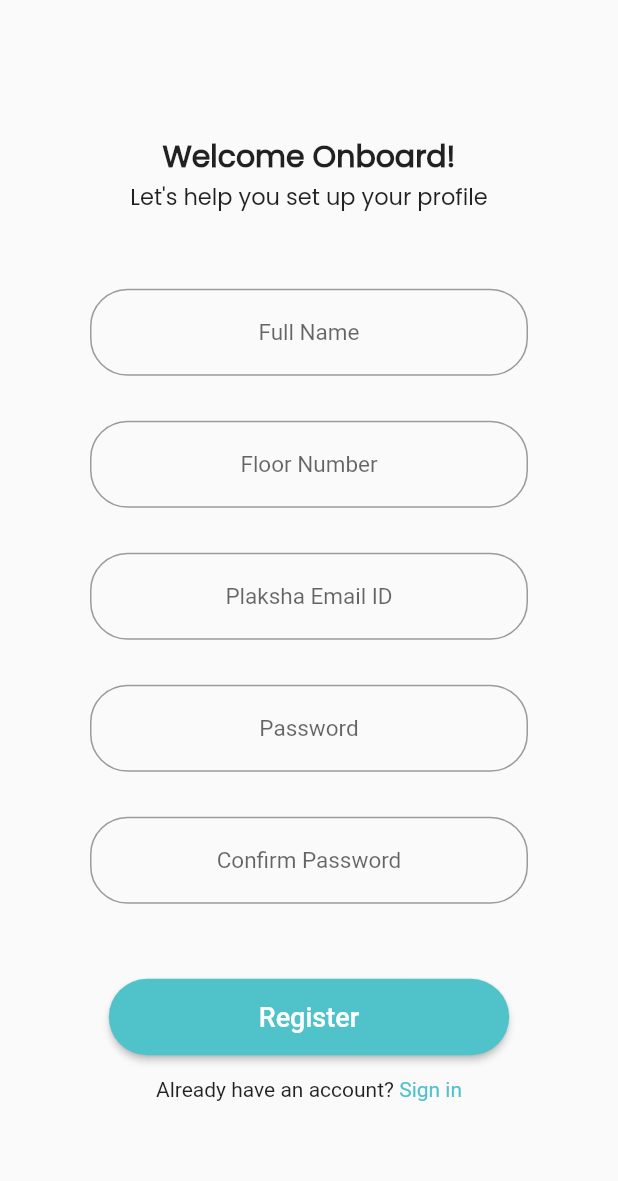
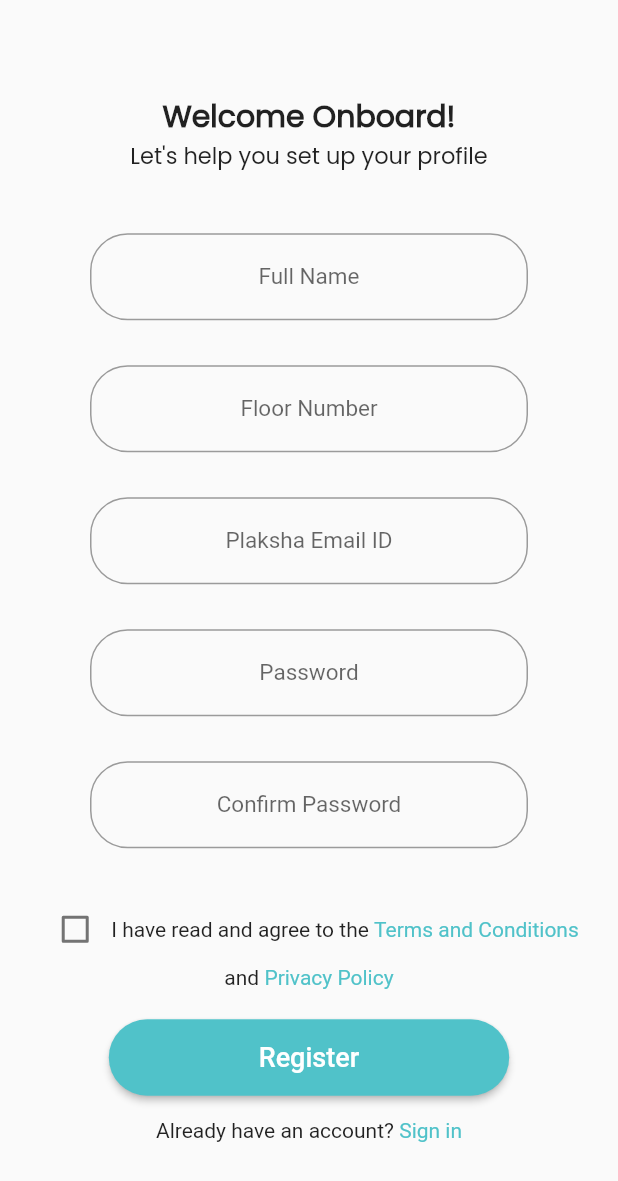
Before and after one commit to malhaar2002/h2know-flutter, a Flutter app: the Register screen opened by its route, on a phone screen of 412 x 824 dp. Shown: the top 1181 px of the screen. Run offline on Flutter 3.47's test engine with Material 2 defaults, Android fonts, the phone set to English and light mode, and no system bars; drawn by our look-alikes of modal_progress_hud_nsn; our stand-ins replace animated_splash_screen, charts_flutter, cloud_firestore, firebase_auth, firebase_core, flutter_markdown; accounts and stored records are empty.

Commit message:
Added terms and conditions and privacy policy

```diff
--- a/lib/screens/register.dart
+++ b/lib/screens/register.dart
@@ -1,6 +1,7 @@
 import 'package:firebase_auth/firebase_auth.dart';
 import 'package:flutter/foundation.dart';
 import 'package:flutter/material.dart';
+import 'package:h2know_flutter/dialogs/policy_dialog.dart';
 import 'package:h2know_flutter/screens/splash_screen.dart';
 import 'package:h2know_flutter/widgets/form_field.dart';
 import 'package:h2know_flutter/screens/login.dart';
@@ -9,7 +10,7 @@ import 'package:cloud_firestore/cloud_firestore.dart';
 import 'package:h2know_flutter/constants/title_case.dart';
 
 class Register extends StatefulWidget {
-  const Register ({super.key});
+  const Register({super.key});
   static const id = 'register';
 
   @override
@@ -25,11 +26,13 @@ class _RegisterState extends State<Register> {
   late var floorNo = 0;
   late String password;
   late String repeatPassword;
+  bool termsAndConditions = false;
 
   @override
   Widget build(BuildContext context) {
     return Scaffold(
-      body: ModalProgressHUD(
+      body: SafeArea(
+        child: ModalProgressHUD(
           inAsyncCall: showSpinner,
           child: Center(
             child: SingleChildScrollView(
@@ -51,7 +54,7 @@ class _RegisterState extends State<Register> {
                       fontSize: 15,
                     ),
                   ),
-                const SizedBox(height: 40),
+                  const SizedBox(height: 30),
                   CustomFormField(
                     placeholder: 'Full Name',
                     keyboardType: TextInputType.name,
@@ -95,30 +98,74 @@ class _RegisterState extends State<Register> {
                       repeatPassword = value;
                     },
                   ),
-                const SizedBox(height: 40),
+                  const SizedBox(height: 20),
+                  Row(
+                    mainAxisAlignment: MainAxisAlignment.center,
+                    children: [
+                      Checkbox(
+                        value: termsAndConditions,
+                        onChanged: ((value) {
+                          setState(() {
+                            termsAndConditions = !termsAndConditions;
+                          });
+                        }),
+                      ),
+                      const Text('I have read and agree to the '),
+                      GestureDetector(
+                        onTap: (() {
+                          showDialog(context: context, builder: ((context) => const PolicyDialog(mdFileName: 'terms_and_conditions.md')));
+                        }),
+                        child: const Text(
+                          'Terms and Conditions',
+                          style: TextStyle(
+                            color: Color(0xFF50C2C9),
+                          ),
+                        ),
+                      ),
+                    ],
+                  ),
+                  Row(
+                    mainAxisAlignment: MainAxisAlignment.center,
+                    children: [
+                      const Text('and '),
+                      GestureDetector(
+                        onTap: () {
+                          showDialog(context: context, builder: ((context) => const PolicyDialog(mdFileName: 'privacy_policy.md')));
+                        },
+                        child: const Text(
+                          'Privacy Policy',
+                          style: TextStyle(
+                            color: Color(0xFF50C2C9),
+                          ),
+                        ),
+                      ),
+                    ],
+                  ),
+                  const SizedBox(height: 20),
                   ElevatedButton(
                     onPressed: () async {
-
                       setState(() {
                         showSpinner = true;
                       });
 
                       try {
-
+                        if (termsAndConditions) {
                           if (password == repeatPassword) {
-
                             // Create user account with firebase_auth
-                          final UserCredential userCredential = await _auth.createUserWithEmailAndPassword(
+                            final UserCredential userCredential =
+                                await _auth.createUserWithEmailAndPassword(
                               email: email,
                               password: password,
                             );
 
                             // Add to firestore database under collection 'users'
                             var collection = _firestore.collection('users');
-                          collection
-                          .doc(email)
-                          .set({'email': email, 'floor_no': floorNo, 'full_name': fullName, 'level':1})
-                          .then((value) {
+                            collection.doc(email).set({
+                              'email': email,
+                              'floor_no': floorNo,
+                              'full_name': fullName,
+                              'level': 1
+                            }).then((value) {
                               Navigator.pushNamed(context, SplashScreen.id);
                               setState(() {
                                 showSpinner = false;
@@ -128,22 +175,36 @@ class _RegisterState extends State<Register> {
                             setState(() {
                               showSpinner = false;
                             });
-                          var snackBar = const SnackBar(content: Text("Password and Repeat Password do not match"));
+                            var snackBar = const SnackBar(
+                                content: Text(
+                                    "Password and Repeat Password do not match"));
+                            ScaffoldMessenger.of(context)
+                                .showSnackBar(snackBar);
+                          }
+                        } else {
+                          setState(() {
+                            showSpinner = false;
+                          });
+                          var snackBar = const SnackBar(
+                              content: Text(
+                                  "Please Agree to the Terms and Conditions to Proceed"));
                           ScaffoldMessenger.of(context).showSnackBar(snackBar);
                         }
-
                       } on FirebaseAuthException catch (e) {
                         if (e.code == 'weak-password') {
                           setState(() {
                             showSpinner = false;
                           });
-                          var snackBar = const SnackBar(content: Text("The password provided is too weak"));
+                          var snackBar = const SnackBar(
+                              content:
+                                  Text("The password provided is too weak"));
                           ScaffoldMessenger.of(context).showSnackBar(snackBar);
                         } else if (e.code == 'email-already-in-use') {
                           setState(() {
                             showSpinner = false;
                           });
-                          var snackBar = const SnackBar(content: Text("Account already exists"));
+                          var snackBar = const SnackBar(
+                              content: Text("Account already exists"));
                           ScaffoldMessenger.of(context).showSnackBar(snackBar);
                         }
                       } catch (e) {
@@ -153,13 +214,11 @@ class _RegisterState extends State<Register> {
                       }
                     },
                     style: TextButton.styleFrom(
-                      foregroundColor: Colors.white, padding: const EdgeInsets.symmetric(
-                        horizontal: 100.0,
-                        vertical: 15.0
-                      ),
+                        foregroundColor: Colors.white,
+                        padding: const EdgeInsets.symmetric(
+                            horizontal: 100.0, vertical: 15.0),
                         backgroundColor: const Color(0xFF50C2C9),
-                      shape: const StadiumBorder()
-                    ),
+                        shape: const StadiumBorder()),
                     child: const Text(
                       'Register',
                       style: TextStyle(
@@ -171,9 +230,7 @@ class _RegisterState extends State<Register> {
                   Row(
                     mainAxisAlignment: MainAxisAlignment.center,
                     children: [
-                      const Text(
-                        'Already have an account? '
-                      ),
+                      const Text('Already have an account? '),
                       GestureDetector(
                         onTap: () {
                           Navigator.pushNamed(context, Login.id);
@@ -190,6 +247,7 @@ class _RegisterState extends State<Register> {
             ),
           ),
         ),
+      ),
     );
   }
 }
--- a/pubspec.yaml
+++ b/pubspec.yaml
@@ -20,6 +20,7 @@ dependencies:
   flash: ^2.0.3+2
   intl: ^0.17.0
   animated_splash_screen: ^1.3.0
+  flutter_markdown: ^0.6.10+3
 
 dev_dependencies:
   flutter_test:
@@ -32,6 +33,7 @@ flutter:
 
   assets:
     - assets/images/
+    - assets/legal/
 
   fonts:
     - family: Poppins
```
Also changed, not shown: lib/dialogs/policy_dialog.dart (added, +47 -0 lines), pubspec.lock, 2 other files. Lines whose indentation alone changed are shown as unchanged.
